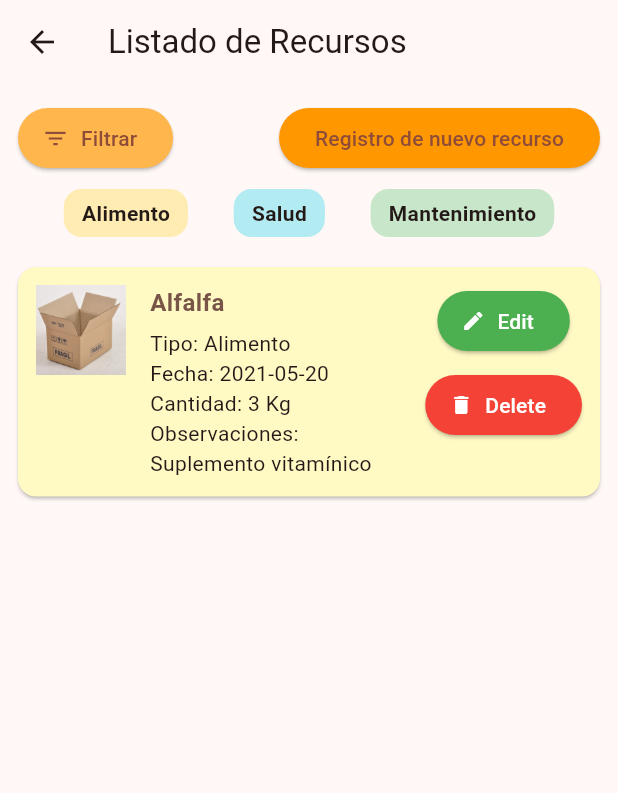
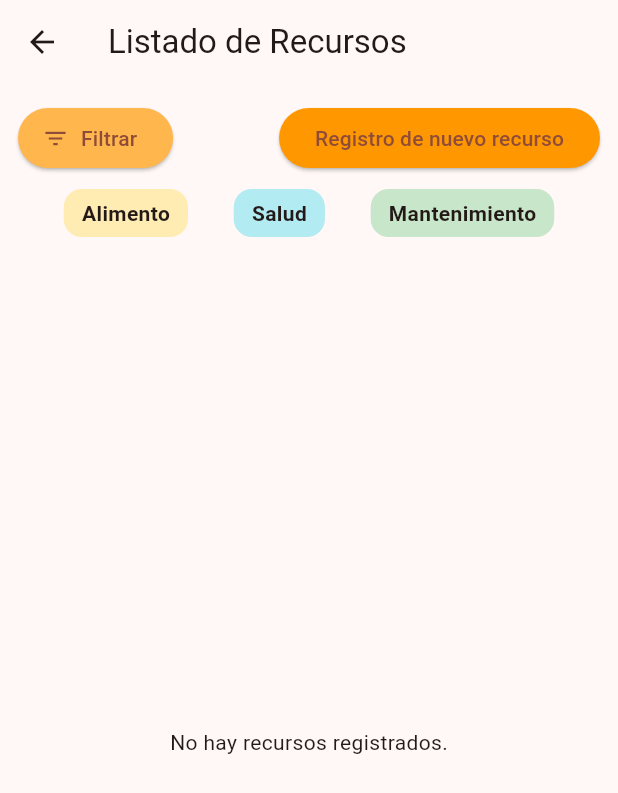
Before and after one commit to IoT-AgroConnect/AgroCuy-mobileApp, a Flutter app: the RecursosListView screen opened directly, after a tap on "Filtrar", on a phone screen of 412 x 824 dp. Shown: the top 793 px of the screen. Run offline on Flutter 3.47's test engine with Material 3 defaults, Android fonts, the light colour scheme and no system bars; our stand-ins replace firebase_core, firebase_storage, image_picker, shared_preferences, table_calendar; accounts and stored records are empty.

Commit message:
feat: SharedPreferences - Recursos & Gastos

```diff
--- a/lib/features/expenses/presentation/gasto_form_view.dart
+++ b/lib/features/expenses/presentation/gasto_form_view.dart
@@ -95,7 +95,7 @@ class _GastoFormViewState extends State<GastoFormView> {
                           fecha: _fechaController.text,
                           monto: _montoController.text,
                           detalle: _detalleController.text,
-                          imagen: "lib/assets/images/chanchito.png",
+                          imagen: "lib/assets/images/chanchito.png", concepto: '',
                         );
                         Navigator.pop(context, gasto);
                       }
--- a/lib/features/resources/data/models/recurso.dart
+++ b/lib/features/resources/data/models/recurso.dart
@@ -14,4 +14,24 @@ class Recurso {
     required this.observaciones,
     required this.imagen,
   });
+
+  // Método para convertir Recurso a JSON (para guardar en SharedPreferences)
+  Map<String, dynamic> toJson() => {
+    'nombre': nombre,
+    'tipo': tipo,
+    'fecha': fecha,
+    'cantidad': cantidad,
+    'observaciones': observaciones,
+    'imagen': imagen,
+  };
+
+  // Método para convertir JSON a un objeto Recurso (al cargar desde SharedPreferences)
+  factory Recurso.fromJson(Map<String, dynamic> json) => Recurso(
+    nombre: json['nombre'],
+    tipo: json['tipo'],
+    fecha: json['fecha'],
+    cantidad: json['cantidad'],
+    observaciones: json['observaciones'],
+    imagen: json['imagen'],
+  );
 }
--- a/lib/features/resources/presentation/recursos_list_view.dart
+++ b/lib/features/resources/presentation/recursos_list_view.dart
@@ -1,6 +1,7 @@
 import 'package:flutter/material.dart';
 import 'recurso_form_view.dart';
 import '../data/models/recurso.dart';
+import 'package:agrocuy/infrastructure/services/shared_recurso_service.dart';
 
 class RecursosListView extends StatefulWidget {
   const RecursosListView({super.key});
@@ -10,16 +11,46 @@ class RecursosListView extends StatefulWidget {
 }
 
 class _RecursosListViewState extends State<RecursosListView> {
-  final List<Recurso> recursos = [
-    Recurso(
-      nombre: "Alfalfa",
-      tipo: "Alimento",
-      fecha: "2021-05-20",
-      cantidad: "3 Kg",
-      observaciones: "Suplemento vitamínico",
-      imagen: "lib/assets/images/saco.png",
-    ),
-  ];
+  List<Recurso> recursos = [];
+  final SharedRecursoService _storage = SharedRecursoService();
+
+  @override
+  void initState() {
+    super.initState();
+    _loadRecursos();
+  }
+
+  Future<void> _loadRecursos() async {
+    final data = await _storage.loadRecursos();
+    setState(() {
+      recursos = data;
+    });
+  }
+
+  Future<void> _saveRecursos() async {
+    await _storage.saveRecursos(recursos);
+  }
+
+  void _addRecurso(Recurso recurso) {
+    setState(() {
+      recursos.add(recurso);
+    });
+    _saveRecursos();
+  }
+
+  void _updateRecurso(int index, Recurso recurso) {
+    setState(() {
+      recursos[index] = recurso;
+    });
+    _saveRecursos();
+  }
+
+  void _deleteRecurso(int index) {
+    setState(() {
+      recursos.removeAt(index);
+    });
+    _saveRecursos();
+  }
 
   @override
   Widget build(BuildContext context) {
@@ -35,7 +66,7 @@ class _RecursosListViewState extends State<RecursosListView> {
               mainAxisAlignment: MainAxisAlignment.spaceBetween,
               children: [
                 ElevatedButton.icon(
-                  onPressed: () {},
+                  onPressed: () {}, // Filtro futuro
                   icon: const Icon(Icons.filter_list),
                   label: const Text("Filtrar"),
                   style: ElevatedButton.styleFrom(
@@ -51,9 +82,7 @@ class _RecursosListViewState extends State<RecursosListView> {
                       ),
                     );
                     if (nuevoRecurso != null && mounted) {
-                      setState(() {
-                        recursos.add(nuevoRecurso);
-                      });
+                      _addRecurso(nuevoRecurso);
                     }
                   },
                   child: const Text("Registro de nuevo recurso"),
@@ -74,11 +103,13 @@ class _RecursosListViewState extends State<RecursosListView> {
             ),
             const SizedBox(height: 20),
             Expanded(
-              child: ListView.builder(
+              child: recursos.isEmpty
+                  ? const Center(child: Text("No hay recursos registrados."))
+                  : ListView.builder(
                 itemCount: recursos.length,
                 itemBuilder: (context, index) {
                   final recurso = recursos[index];
-                  return _recursoCard(context, recurso);
+                  return _recursoCard(context, recurso, index);
                 },
               ),
             ),
@@ -99,7 +130,7 @@ class _RecursosListViewState extends State<RecursosListView> {
     );
   }
 
-  Widget _recursoCard(BuildContext context, Recurso recurso) {
+  Widget _recursoCard(BuildContext context, Recurso recurso, int index) {
     return Card(
       color: Colors.yellow.shade100,
       margin: const EdgeInsets.only(bottom: 12),
@@ -147,10 +178,7 @@ class _RecursosListViewState extends State<RecursosListView> {
                       ),
                     );
                     if (recursoEditado != null && mounted) {
-                      setState(() {
-                        final index = recursos.indexOf(recurso);
-                        recursos[index] = recursoEditado;
-                      });
+                      _updateRecurso(index, recursoEditado);
                     }
                   },
                   icon: const Icon(Icons.edit, size: 16),
@@ -163,9 +191,7 @@ class _RecursosListViewState extends State<RecursosListView> {
                 const SizedBox(height: 8),
                 ElevatedButton.icon(
                   onPressed: () {
-                    setState(() {
-                      recursos.remove(recurso);
-                    });
+                    _deleteRecurso(index);
                   },
                   icon: const Icon(Icons.delete, size: 16),
                   label: const Text("Delete"),
--- /dev/null
+++ b/lib/infrastructure/services/shared_recurso_service.dart
@@ -0,0 +1,25 @@
+import 'dart:convert';
+import 'package:shared_preferences/shared_preferences.dart';
+import 'package:agrocuy/features/resources/data/models/recurso.dart';
+
+class SharedRecursoService {
+  static const _key = 'recursos';
+
+  Future<void> saveRecursos(List<Recurso> recursos) async {
+    final prefs = await SharedPreferences.getInstance();
+    final jsonList = recursos.map((r) => jsonEncode(r.toJson())).toList();
+    await prefs.setStringList(_key, jsonList);
+  }
+
+  Future<List<Recurso>> loadRecursos() async {
+    final prefs = await SharedPreferences.getInstance();
+    final jsonList = prefs.getStringList(_key);
+    if (jsonList == null) return [];
+    return jsonList.map((j) => Recurso.fromJson(jsonDecode(j))).toList();
+  }
+
+  Future<void> clearRecursos() async {
+    final prefs = await SharedPreferences.getInstance();
+    await prefs.remove(_key);
+  }
+}
--- a/lib/main.dart
+++ b/lib/main.dart
@@ -4,6 +4,8 @@ import 'package:firebase_core/firebase_core.dart';
 import 'features/advisors/presentation/advisorDetailScreen.dart';
 import 'firebase_options.dart';
 import 'infrastructure/services/session_service.dart';
+
+import 'package:agrocuy/features/home/presentation/screens/granja_home_view.dart';
 
 
 void main() async {
@@ -33,6 +35,8 @@ class MyApp extends StatelessWidget {
       ),
       debugShowCheckedModeBanner: false,
       home: const LoginScreen(),
+     // home: const GranjaHomeView(),
+
       routes: {
         '/advisor-detail': (context) => const AdvisorDetailScreen(),
       },
```
Also changed, not shown: lib/core/widgets/drawer/user_drawer_advisor.dart (+12 -0 lines), lib/features/expenses/data/models/gasto.dart (+26 -8 lines), lib/features/expenses/presentation/gastos_list_view.dart (+24 -16 lines), lib/infrastructure/services/shared_gasto_service.dart (added, +21 -0 lines), pubspec.lock.
